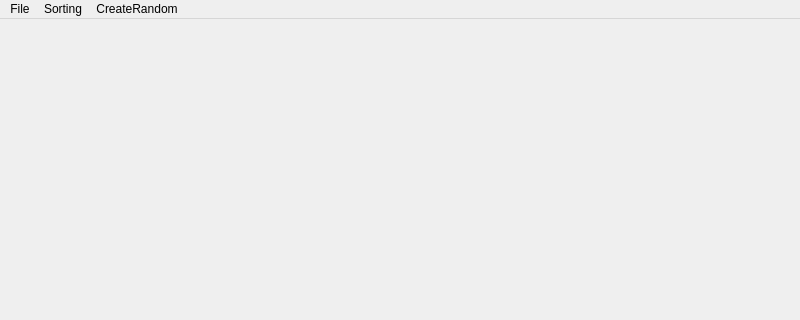
Before: the Qt Designer form mainwindow.ui in LuckyMan26/lab2, drawn with Qt 5; both pictures show x 0 to 800 and y 0 to 320 of the 800 by 600 pixel window.
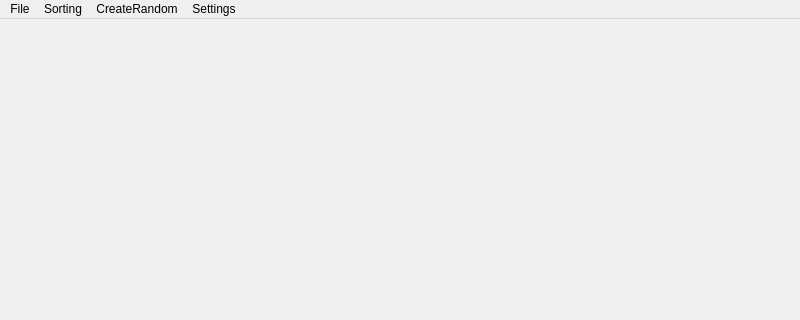
After: the same form once the commit is applied.

Patch:
```diff
--- a/mainwindow.ui
+++ b/mainwindow.ui
@@ -81,9 +81,16 @@
     </property>
     <addaction name="actionCreate_Random"/>
    </widget>
+   <widget class="QMenu" name="menuSettings">
+    <property name="title">
+     <string>Settings</string>
+    </property>
+    <addaction name="actionDelay"/>
+   </widget>
    <addaction name="menuFile"/>
    <addaction name="menuSorting"/>
    <addaction name="menuCreateRandom"/>
+   <addaction name="menuSettings"/>
   </widget>
   <widget class="QStatusBar" name="statusbar"/>
   <action name="actionLinkedList">
```
Left out of the diff: 5 changed lines with no effect on the pictures.
